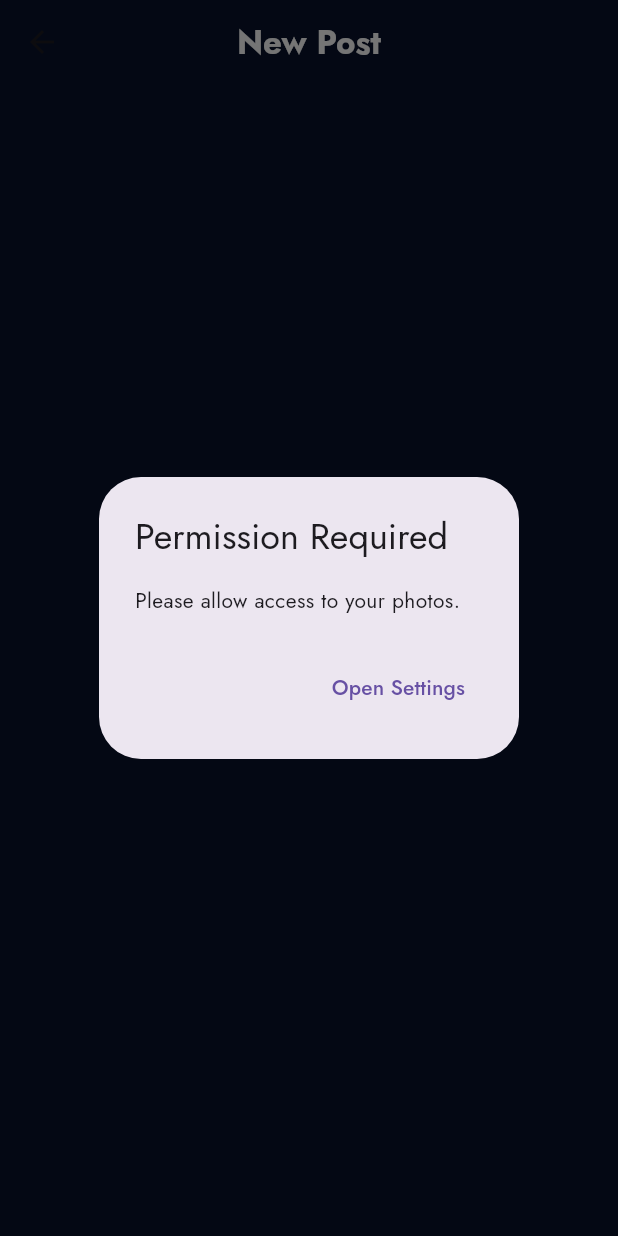
After one commit to khandev-bac/kodot, a Flutter app: the UploadPostImageScreen screen opened directly, after a tap on "Open Settings", on a phone screen of 412 x 824 dp. The commit adds this screen. Run offline on Flutter 3.47's test engine with Material 3 defaults, Android fonts, the phone set to English and light mode, and no system bars; our stand-ins replace firebase_auth, firebase_core, flutter_secure_storage, hugeicons; missing offline and left inert: photo_manager; accounts and stored records are empty.

Commit message:
uploadPostImagescreen and listAllImageFromGallery

```diff
--- /dev/null
+++ b/lib/screens/features/UploadPostImageScreen.dart
@@ -0,0 +1,240 @@
+import 'dart:typed_data';
+import 'package:flutter/material.dart';
+import 'package:kodot/contants/Colors.dart';
+import 'package:kodot/widget/CustomButton.dart';
+import 'package:photo_manager/photo_manager.dart';
+
+class UploadPostImageScreen extends StatefulWidget {
+  const UploadPostImageScreen({super.key});
+
+  @override
+  State<UploadPostImageScreen> createState() => _UploadPostImageScreenState();
+}
+
+class _UploadPostImageScreenState extends State<UploadPostImageScreen> {
+  List<AssetEntity> images = [];
+  AssetEntity? selectedImage;
+
+  final TextEditingController captionController = TextEditingController();
+  final TextEditingController tagController = TextEditingController();
+  List<String> tags = [];
+
+  @override
+  void initState() {
+    super.initState();
+    loadImages();
+  }
+
+  Future<void> loadImages() async {
+    // Request permission
+    final permission = await PhotoManager.requestPermissionExtend();
+    if (!permission.isAuth) {
+      showDialog(
+        context: context,
+        builder: (_) => AlertDialog(
+          title: Text("Permission Required"),
+          content: Text("Please allow access to your photos."),
+          actions: [
+            TextButton(
+              onPressed: () => PhotoManager.openSetting(),
+              child: Text("Open Settings"),
+            ),
+          ],
+        ),
+      );
+      return;
+    }
+
+    // Get albums
+    List<AssetPathEntity> albums = await PhotoManager.getAssetPathList(
+      type: RequestType.image,
+      hasAll: true,
+    );
+
+    if (albums.isEmpty) return;
+
+    // Get "All Photos" or fallback
+    final AssetPathEntity allPhotos = albums.firstWhere(
+      (album) => album.isAll,
+      orElse: () => albums.first,
+    );
+
+    // Get all images
+    final List<AssetEntity> fetchedImages = await allPhotos.getAssetListPaged(
+      page: 0,
+      size: 1000,
+    );
+
+    setState(() {
+      images = fetchedImages;
+    });
+  }
+
+  @override
+  Widget build(BuildContext context) {
+    return Scaffold(
+      backgroundColor: AppColors.customDarkBlue,
+      appBar: AppBar(
+        backgroundColor: AppColors.customDarkBlue,
+        title: Text(
+          "New Post",
+          style: TextStyle(
+            fontWeight: FontWeight.bold,
+            color: AppColors.customWhite,
+          ),
+        ),
+        centerTitle: true,
+      ),
+      body: Stack(
+        children: [
+          Column(
+            children: [
+              // Show grid if no image selected
+              if (selectedImage == null)
+                Expanded(
+                  child: GridView.builder(
+                    padding: EdgeInsets.all(4),
+                    gridDelegate:
+                        const SliverGridDelegateWithFixedCrossAxisCount(
+                          crossAxisCount: 3,
+                          crossAxisSpacing: 2,
+                          mainAxisSpacing: 2,
+                        ),
+                    itemCount: images.length,
+                    itemBuilder: (context, index) {
+                      final asset = images[index];
+                      return GestureDetector(
+                        onTap: () {
+                          setState(() {
+                            selectedImage = asset;
+                          });
+                        },
+                        child: FutureBuilder<Uint8List?>(
+                          future: asset.thumbnailDataWithSize(
+                            ThumbnailSize(200, 200),
+                          ),
+                          builder: (context, snapshot) {
+                            if (snapshot.connectionState ==
+                                    ConnectionState.done &&
+                                snapshot.data != null) {
+                              return Image.memory(
+                                snapshot.data!,
+                                fit: BoxFit.cover,
+                              );
+                            }
+                            return Container(color: Colors.grey.shade900);
+                          },
+                        ),
+                      );
+                    },
+                  ),
+                ),
+
+              // Show caption & tags if image selected
+              if (selectedImage != null)
+                Expanded(
+                  child: SingleChildScrollView(
+                    padding: EdgeInsets.all(16),
+                    child: Column(
+                      crossAxisAlignment: CrossAxisAlignment.start,
+                      children: [
+                        FutureBuilder<Uint8List?>(
+                          future: selectedImage!.thumbnailDataWithSize(
+                            ThumbnailSize(400, 400),
+                          ),
+                          builder: (context, snapshot) {
+                            if (snapshot.connectionState ==
+                                    ConnectionState.done &&
+                                snapshot.data != null) {
+                              return Image.memory(
+                                snapshot.data!,
+                                fit: BoxFit.cover,
+                              );
+                            }
+                            return Container(
+                              height: 200,
+                              color: Colors.grey.shade900,
+                            );
+                          },
+                        ),
+                        SizedBox(height: 12),
+                        TextField(
+                          controller: captionController,
+                          style: TextStyle(color: AppColors.customWhite),
+                          decoration: InputDecoration(
+                            hintText: "Add a caption…",
+                            hintStyle: TextStyle(color: Color(0xFFD3DAD9)),
+                            border: InputBorder.none,
+                          ),
+                        ),
+                        SizedBox(height: 10),
+                        TextField(
+                          controller: tagController,
+                          style: TextStyle(color: AppColors.customWhite),
+                          decoration: InputDecoration(
+                            hintText: "Add tags (comma separated)…",
+                            hintStyle: TextStyle(color: Color(0xFFD3DAD9)),
+                            border: InputBorder.none,
+                          ),
+                          onSubmitted: (value) {
+                            if (value.trim().isNotEmpty) {
+                              setState(() {
+                                tags.addAll(
+                                  value.split(",").map((e) => e.trim()),
+                                );
+                                tagController.clear();
+                              });
+                            }
+                          },
+                        ),
+                        SizedBox(height: 8),
+                        Wrap(
+                          spacing: 6,
+                          runSpacing: 4,
+                          children: tags
+                              .map(
+                                (tag) => Chip(
+                                  label: Text(tag),
+                                  backgroundColor: AppColors.customBlack,
+                                  labelStyle: TextStyle(
+                                    color: AppColors.customWhite,
+                                  ),
+                                  onDeleted: () {
+                                    setState(() {
+                                      tags.remove(tag);
+                                    });
+                                  },
+                                ),
+                              )
+                              .toList(),
+                        ),
+                        SizedBox(height: 80),
+                      ],
+                    ),
+                  ),
+                ),
+            ],
+          ),
+
+          // Floating Post Button
+          Positioned(
+            bottom: 16,
+            left: 16,
+            right: 16,
+            child: Visibility(
+              visible: selectedImage != null,
+              child: Custombutton(
+                text: "Post",
+                onTap: () {
+                  print(
+                    "Post with image, caption: ${captionController.text}, tags: $tags",
+                  );
+                },
+              ),
+            ),
+          ),
+        ],
+      ),
+    );
+  }
+}
--- a/pubspec.yaml
+++ b/pubspec.yaml
@@ -43,6 +43,7 @@ dependencies:
   google_sign_in: ^7.2.0
   flutter_secure_storage: ^9.2.4
   file_picker: ^10.3.6
+  photo_manager: ^3.7.1
 
 dev_dependencies:
   flutter_test:
```
Also changed, not shown: lib/screens/features/PostScreen.dart (+23 -1 lines), lib/utils/ListAllImagesFromGallery.dart (added, +44 -0 lines), pubspec.lock, 2 other files.
